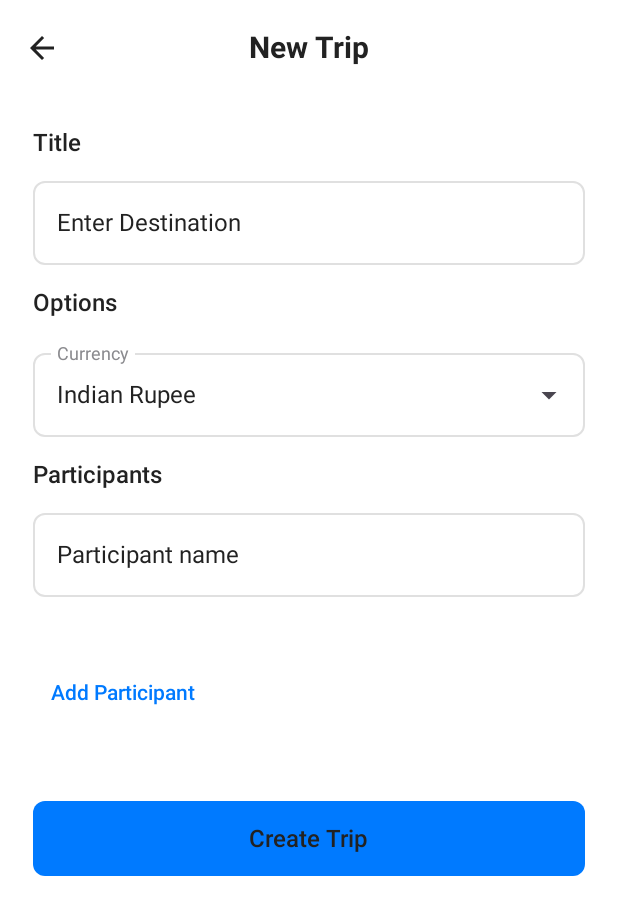
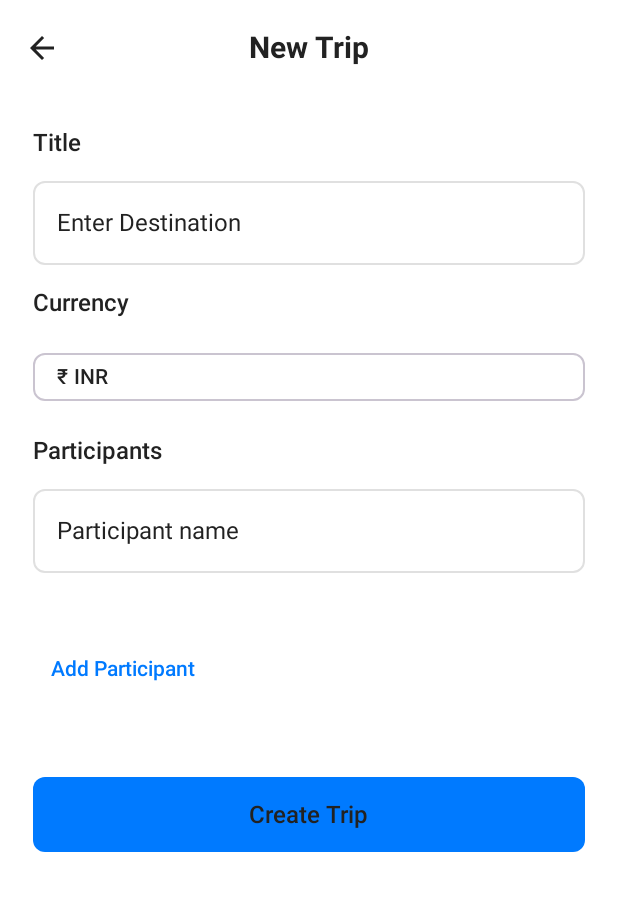
Before and after one commit to faizzaidi23/ExpenseManager, an Android app built with Jetpack Compose: the TripMainScreen screen opened through its navigation route, after a tap on "Add Trip", on a phone screen of 412 x 824 dp. Shown: the top 915 px of the screen. Run offline under Robolectric (Android 15) with nearby library versions, the phone set to English and light mode, and no system bars; our stand-ins replace Room's generated code; libraries missing offline, so code that uses them is left out: org.apache.poi.

Commit message:
feat:added currency feature

```diff
--- a/app/src/main/java/com/example/expensecalculator/TripManager/19_TripViewModel.kt
+++ b/app/src/main/java/com/example/expensecalculator/TripManager/19_TripViewModel.kt
@@ -115,12 +115,12 @@ class TripViewModel(
     }.stateIn(viewModelScope, SharingStarted.Lazily, emptyList())
 
 
-    fun saveTrip(tripId: Int?, title: String, participantNames: List<String>, tripIconUri: String? = null) {
+    fun saveTrip(tripId: Int?, title: String, participantNames: List<String>, tripIconUri: String? = null, currency: String = "INR") {
         viewModelScope.launch {
             if (tripId == null || tripId == -1) {
-                repository.addTripWithParticipants(title, participantNames, tripIconUri)
+                repository.addTripWithParticipants(title, participantNames, tripIconUri, currency)
             } else {
-                repository.updateTripWithParticipants(tripId, title, participantNames, tripIconUri)
+                repository.updateTripWithParticipants(tripId, title, participantNames, tripIconUri, currency)
             }
         }
     }
--- a/app/src/main/java/com/example/expensecalculator/TripManager/20_AddTripScreen.kt
+++ b/app/src/main/java/com/example/expensecalculator/TripManager/20_AddTripScreen.kt
@@ -24,15 +24,17 @@ fun AddTripScreen(
     val isEditMode = tripId != null && tripId != -1
 
     var title by remember { mutableStateOf("") }
-    var selectedCurrency by remember { mutableStateOf("Indian Rupee") }
+    var selectedCurrency by remember { mutableStateOf("INR") }
     val participants = remember { mutableStateListOf("") }
     var isDataLoaded by remember { mutableStateOf(false) }
+    var showCurrencyDialog by remember { mutableStateOf(false) }
 
     LaunchedEffect(key1 = tripId) {
         if (isEditMode && !isDataLoaded) {
             val tripToEdit = viewModel.getTripById(tripId!!)
             if (tripToEdit != null) {
                 title = tripToEdit.trip.title
+                selectedCurrency = tripToEdit.trip.currency
                 participants.clear()
                 participants.addAll(tripToEdit.participants.map { it.participantName })
                 if (participants.isEmpty()) participants.add("")
@@ -84,7 +86,6 @@ fun AddTripScreen(
                 value = title,
                 onValueChange = { title = it },
                 placeholder = { Text("Enter Destination") },
-
                 modifier = Modifier.fillMaxWidth(),
                 shape = MaterialTheme.shapes.small,
                 singleLine = true
@@ -92,13 +93,15 @@ fun AddTripScreen(
 
             // Currency Section
             Text(
-                "Options",
+                "Currency",
                 style = MaterialTheme.typography.bodyLarge,
                 fontWeight = FontWeight.SemiBold
             )
-            CurrencyDropdown(
-                selected = selectedCurrency,
-                onSelect = { selectedCurrency = it }
+
+            CurrencyChip(
+                currency = selectedCurrency,
+                onClick = { showCurrencyDialog = true },
+                modifier = Modifier.fillMaxWidth()
             )
 
             // Participants Section
@@ -152,7 +155,8 @@ fun AddTripScreen(
                             tripId = tripId,
                             title = title,
                             participantNames = participantNames,
-                            tripIconUri = null
+                            tripIconUri = null,
+                            currency = selectedCurrency
                         )
                         navController.popBackStack()
                     }
@@ -172,6 +176,17 @@ fun AddTripScreen(
                 )
             }
         }
+    }
+
+    // Currency Selection Dialog
+    if (showCurrencyDialog) {
+        CurrencySelectionDialog(
+            currentCurrency = selectedCurrency,
+            onDismiss = { showCurrencyDialog = false },
+            onCurrencySelected = { currency ->
+                selectedCurrency = currency
+            }
+        )
     }
 }
 
```
Also changed, not shown: app/src/main/java/com/example/expensecalculator/TripManager/18_TripRepository.kt (+5 -5 lines), app/src/main/java/com/example/expensecalculator/TripManager/22_TripDetailScreen.kt (+7 -1 lines), app/src/main/java/com/example/expensecalculator/TripManager/SmartSettlementScreen.kt (+32 -19 lines).
